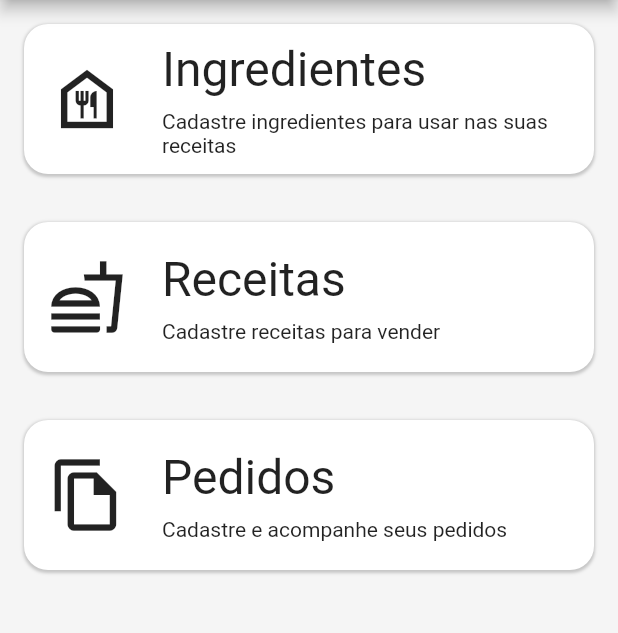
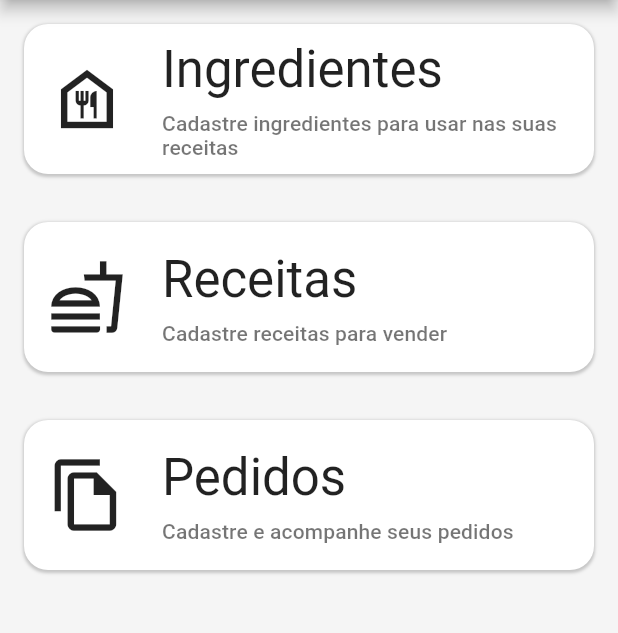
Before and after one commit to gustavo-hillesheim/kitchen_helper, a Flutter app: the screen it shows after launch, on a phone screen of 412 x 824 dp, the part 84-717 px from its top. Run offline on Flutter 3.47's test engine with Material 2 defaults, Android fonts, the phone set to English and light mode, and no system bars; our stand-ins replace bloc, equatable, flutter_modular, fpdart, sqflite, synchronized; accounts and stored records are empty; generated files the repository leaves out were written again.

Commit message:
Refactored Texts to use TextTheme

```diff
--- a/lib/app_widget.dart
+++ /dev/null
@@ -1,25 +0,0 @@
-import 'package:flutter/material.dart';
-import 'package:flutter_modular/flutter_modular.dart';
-
-class AppWidget extends StatelessWidget {
-  const AppWidget({Key? key}) : super(key: key);
-
-  @override
-  Widget build(BuildContext context) {
-    final theme = ThemeData(
-      colorScheme: ColorScheme.fromSwatch(
-        primarySwatch: Colors.red,
-      ),
-      scaffoldBackgroundColor: Colors.grey.shade100,
-      textTheme: const TextTheme(
-        subtitle2: TextStyle(color: Colors.black54),
-        headline5: TextStyle(color: Colors.black87),
-        headline6: TextStyle(color: Colors.black87),
-      ),
-    );
-    return MaterialApp(
-      title: 'Kitchen Helper',
-      theme: theme,
-    ).modular();
-  }
-}
--- a/lib/main.dart
+++ b/lib/main.dart
@@ -2,7 +2,7 @@ import 'package:flutter/material.dart';
 import 'package:flutter_modular/flutter_modular.dart';
 
 import 'app_module.dart';
-import 'app_widget.dart';
+import 'presenter/app_widget.dart';
 
 void main() {
   runApp(ModularApp(module: AppModule(), child: const AppWidget()));
--- /dev/null
+++ b/lib/presenter/app_widget.dart
@@ -0,0 +1,27 @@
+import 'package:flutter/material.dart';
+import 'package:flutter_modular/flutter_modular.dart';
+
+class AppWidget extends StatelessWidget {
+  const AppWidget({Key? key}) : super(key: key);
+
+  @override
+  Widget build(BuildContext context) {
+    return MaterialApp(
+      title: 'Kitchen Helper',
+      theme: createTheme(),
+    ).modular();
+  }
+
+  ThemeData createTheme() => ThemeData(
+        colorScheme: ColorScheme.fromSwatch(
+          primarySwatch: Colors.red,
+        ),
+        scaffoldBackgroundColor: Colors.grey.shade100,
+        textTheme: const TextTheme(
+          subtitle2: TextStyle(color: Colors.black54),
+          headline4: TextStyle(color: Colors.black87),
+          headline5: TextStyle(color: Colors.black87),
+          headline6: TextStyle(color: Colors.black87),
+        ),
+      );
+}
--- a/lib/presenter/screens/edit_ingredient/edit_ingredient_screen.dart
+++ b/lib/presenter/screens/edit_ingredient/edit_ingredient_screen.dart
@@ -96,7 +96,7 @@ class _EditIngredientScreenState extends State<EditIngredientScreen> {
                 ),
               ),
               onPressed: _save,
-              child: const Text('Salvar', style: TextStyle(fontSize: 18)),
+              child: const Text('Salvar'),
             ),
           ),
         ],
--- a/lib/presenter/screens/menu/widgets/page_description_tile.dart
+++ b/lib/presenter/screens/menu/widgets/page_description_tile.dart
@@ -105,7 +105,11 @@ class _PageDescriptionTileState extends State<PageDescriptionTile>
                 kMediumSpace,
                 kMediumSpace,
               ),
-              child: FittedBox(child: Icon(widget.icon)),
+              child: FittedBox(
+                  child: Icon(
+                widget.icon,
+                color: Theme.of(context).textTheme.headline4?.color,
+              )),
             ),
           );
         },
@@ -117,13 +121,13 @@ class _PageDescriptionTileState extends State<PageDescriptionTile>
         children: [
           Text(
             widget.name,
-            style: const TextStyle(
-              fontWeight: FontWeight.w400,
-              fontSize: kLargeFontSize,
-            ),
+            style: Theme.of(context).textTheme.headline4,
           ),
           kSmallSpacerVertical,
-          Text(widget.description),
+          Text(
+            widget.description,
+            style: Theme.of(context).textTheme.subtitle2,
+          ),
         ],
       );
 }
--- a/lib/presenter/widgets/sliver_screen_bar.dart
+++ b/lib/presenter/widgets/sliver_screen_bar.dart
@@ -29,11 +29,9 @@ class SliverScreenBar extends StatelessWidget {
               children: [
                 Text(
                   title,
-                  style: const TextStyle(
-                    color: Colors.white,
-                    fontWeight: FontWeight.bold,
-                    fontSize: kLargeFontSize,
-                  ),
+                  style: Theme.of(context).textTheme.headline4!.copyWith(
+                        color: Colors.white,
+                      ),
                 ),
                 const Spacer(),
                 if (action != null)
```
